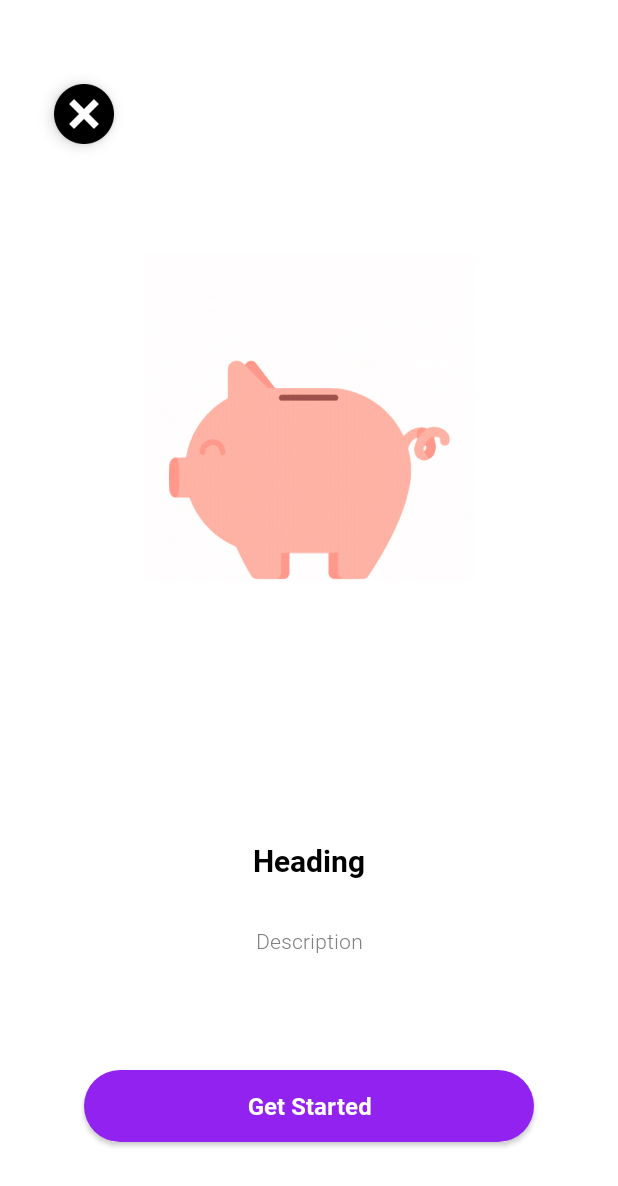
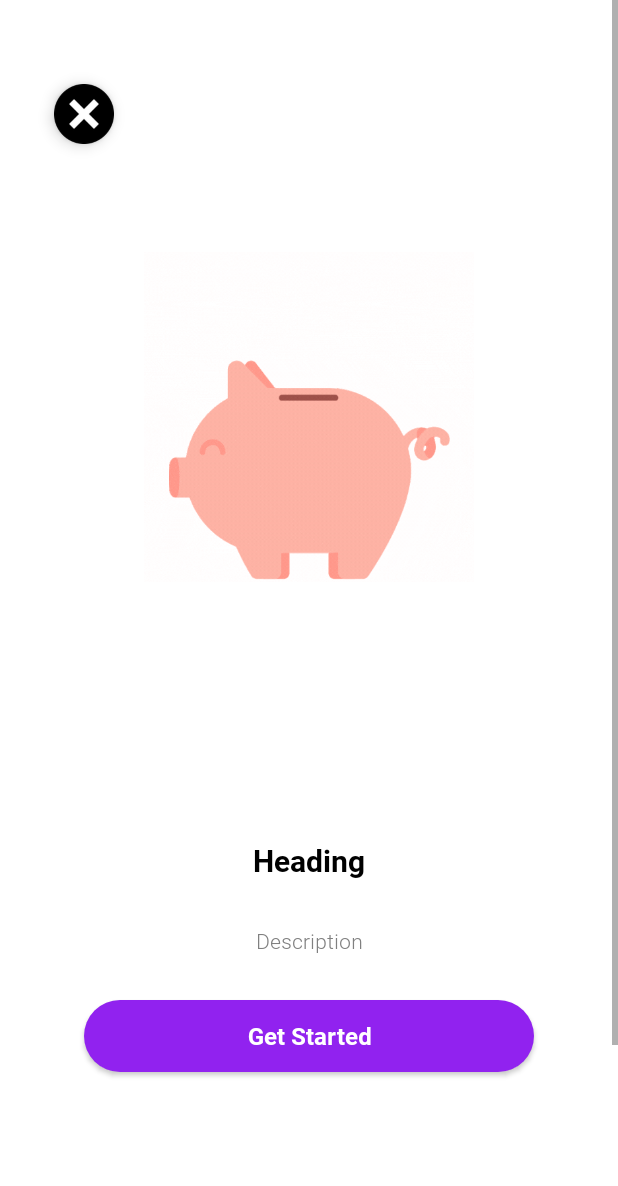
Before and after one commit to Tryden12/demoMiniClerkie, an Android app: the FullscreenFragment screen opened through its navigation route, on a phone screen of 412 x 824 dp. Shown: the top 1186 px of the screen. Run offline under Robolectric (Android 15) with nearby library versions, the phone set to English and light mode, and no system bars; our stand-ins replace Picasso; pictures from the network do not load.

Commit message:
created ViewModel class, created listeners for views to link to fullscreen and popup

```diff
--- a/app/src/main/java/com/tryden12/demominiclerkie/MainActivity.kt
+++ b/app/src/main/java/com/tryden12/demominiclerkie/MainActivity.kt
@@ -18,22 +18,7 @@ class MainActivity : AppCompatActivity() {
         binding = MainActivityBinding.inflate(layoutInflater)
         setContentView(binding.root)
 
-        /***************** Toggle Menu ****************************************************/
-        toggle = ActionBarDrawerToggle(this, binding.drawerLayout, R.string.open, R.string.close)
-        binding.drawerLayout.addDrawerListener(toggle)
-        toggle.syncState()
-        supportActionBar?.setDisplayHomeAsUpEnabled(true)
-        binding.navView.setNavigationItemSelectedListener {
-            when (it.itemId) {
-                R.id.action_menu1 -> Toast.makeText(applicationContext,
-                    "Clicked item 1", Toast.LENGTH_SHORT).show()
-                R.id.action_menu2 -> Toast.makeText(applicationContext,
-                    "Clicked item 2", Toast.LENGTH_SHORT).show()
-                R.id.action_menu3 -> Toast.makeText(applicationContext,
-                    "Clicked item 3", Toast.LENGTH_SHORT).show()
-            }
-            true
-        }
+        toggleMenu()
 
         /*********** View Model ****************************************************/
 
@@ -51,4 +36,23 @@ class MainActivity : AppCompatActivity() {
 
         return super.onOptionsItemSelected(item)
     }
+
+    fun toggleMenu() {
+        /***************** Toggle Menu ****************************************************/
+        toggle = ActionBarDrawerToggle(this, binding.drawerLayout, R.string.open, R.string.close)
+        binding.drawerLayout.addDrawerListener(toggle)
+        toggle.syncState()
+        supportActionBar?.setDisplayHomeAsUpEnabled(true)
+        binding.navView.setNavigationItemSelectedListener {
+            when (it.itemId) {
+                R.id.action_menu1 -> Toast.makeText(applicationContext,
+                    "Clicked item 1", Toast.LENGTH_SHORT).show()
+                R.id.action_menu2 -> Toast.makeText(applicationContext,
+                    "Clicked item 2", Toast.LENGTH_SHORT).show()
+                R.id.action_menu3 -> Toast.makeText(applicationContext,
+                    "Clicked item 3", Toast.LENGTH_SHORT).show()
+            }
+            true
+        }
+    }
 }
--- a/app/src/main/java/com/tryden12/demominiclerkie/ui/main/MainFragment.kt
+++ b/app/src/main/java/com/tryden12/demominiclerkie/ui/main/MainFragment.kt
@@ -15,6 +15,7 @@ import androidx.recyclerview.widget.DefaultItemAnimator
 import androidx.recyclerview.widget.DividerItemDecoration
 import androidx.recyclerview.widget.LinearLayoutManager
 import androidx.recyclerview.widget.RecyclerView
+import com.tryden12.demominiclerkie.MainActivity
 import com.tryden12.demominiclerkie.R
 import com.tryden12.demominiclerkie.adapters.Adapter
 import com.tryden12.demominiclerkie.adapters.MyAdapter
@@ -56,6 +57,8 @@ class MainFragment : Fragment(), View.OnClickListener {
         super.onViewCreated(view, savedInstanceState)
         mService = Common.retrofitService
 
+
+
         // Setup Layout Manager
         val layoutManager = LinearLayoutManager(context)
         binding.myRecyclerView.layoutManager = LinearLayoutManager(context, LinearLayoutManager.VERTICAL, false)
@@ -76,6 +79,8 @@ class MainFragment : Fragment(), View.OnClickListener {
 
         /*****************************************************************************************/
         navController = Navigation.findNavController(view)
+        view.findViewById<View>(R.id.view_fullscreen).setOnClickListener(this)
+        view.findViewById<View>(R.id.view_popup).setOnClickListener(this)
         view.findViewById<Button>(R.id.view_fullscreen_btn).setOnClickListener(this)
         view.findViewById<Button>(R.id.view_popup_btn).setOnClickListener(this)
         /*****************************************************************************************/
@@ -167,6 +172,8 @@ class MainFragment : Fragment(), View.OnClickListener {
 
     override fun onClick(v: View?) {
         when (v!!.id) {
+            R.id.view_fullscreen -> navController!!.navigate(R.id.action_mainFragment_to_fullscreenFragment)
+            R.id.view_popup -> navController!!.navigate(R.id.action_mainFragment_to_popupFragment)
             R.id.view_fullscreen_btn -> navController!!.navigate(R.id.action_mainFragment_to_fullscreenFragment)
             R.id.view_popup_btn -> navController!!.navigate(R.id.action_mainFragment_to_popupFragment)
         }
--- a/app/src/main/res/layout/fragment_fullscreen.xml
+++ b/app/src/main/res/layout/fragment_fullscreen.xml
@@ -1,16 +1,20 @@
 <?xml version="1.0" encoding="utf-8"?>
-<androidx.constraintlayout.widget.ConstraintLayout
+<ScrollView
     xmlns:android="http://schemas.android.com/apk/res/android"
     xmlns:tools="http://schemas.android.com/tools"
     android:layout_width="match_parent"
-    android:layout_height="match_parent"
+    android:layout_height="wrap_content"
     xmlns:app="http://schemas.android.com/apk/res-auto"
     android:background="@color/white"
     tools:context=".ui.main.FullscreenFragment">
 
+    <androidx.constraintlayout.widget.ConstraintLayout
+        android:layout_width="match_parent"
+        android:layout_height="wrap_content">
+
     <com.google.android.material.floatingactionbutton.FloatingActionButton
         android:layout_width="wrap_content"
-        android:layout_height="wrap_content"
+        android:layout_height="match_parent"
         android:layout_marginStart="32dp"
         android:layout_marginTop="52dp"
         android:clickable="true"
@@ -70,7 +74,7 @@
         android:layout_marginStart="132dp"
         android:layout_marginTop="30dp"
         android:layout_marginEnd="132dp"
-        android:layout_marginBottom="16dp"
+        android:layout_marginBottom="260dp"
         android:background="@drawable/button_bg_main"
         android:fontFamily="@font/roboto_bold"
         android:paddingLeft="30dp"
@@ -85,5 +89,5 @@
         app:layout_constraintStart_toStartOf="parent"
         app:layout_constraintTop_toBottomOf="@+id/description_textView" />
 
-
-</androidx.constraintlayout.widget.ConstraintLayout>
+    </androidx.constraintlayout.widget.ConstraintLayout>
+</ScrollView>
```
Also changed, not shown: app/src/main/java/com/tryden12/demominiclerkie/viewmodels/ViemModel.kt (added, +10 -0 lines), app/src/main/res/layout/fragment_main.xml (+9 -9 lines).
